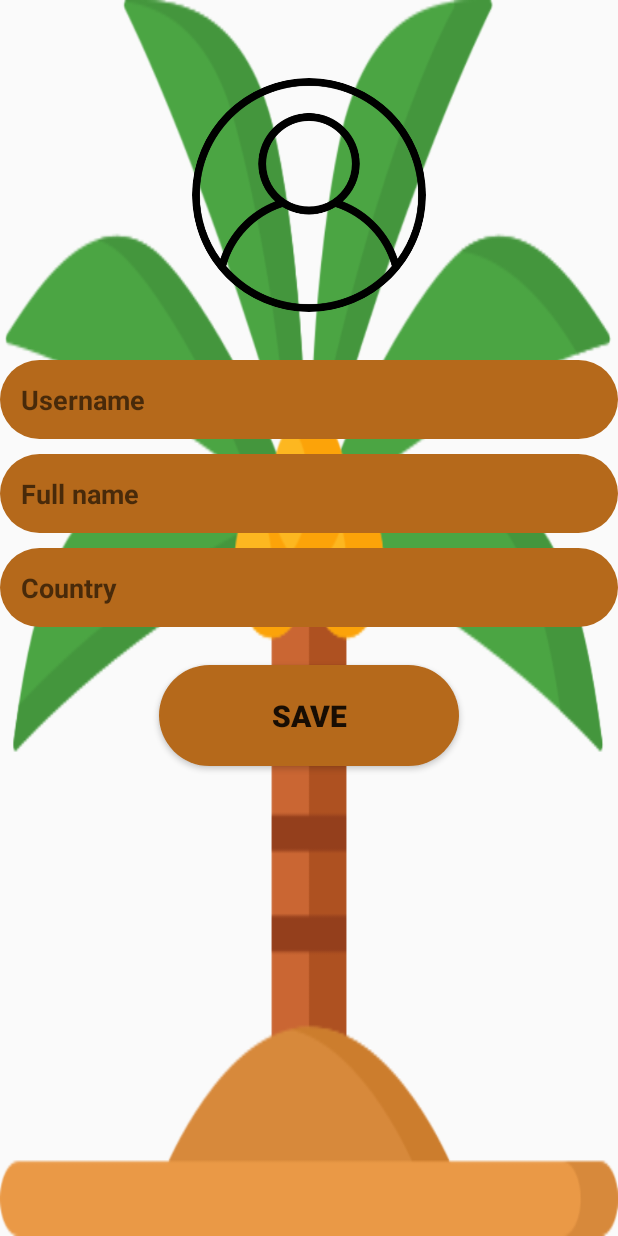
After one commit to JustinMinozoy/Wanusu, an Android app: the SetupActivity screen opened directly, with no data from a screen before it, on a phone screen of 412 x 824 dp. The commit adds this screen. Run offline under Robolectric (Android 15) with nearby library versions, the phone set to English and light mode, and no system bars; our stand-ins replace CircleImageView.

Commit message:
designing setupActivity, initialize components for setupActivity and Register Activity

```diff
--- a/app/src/main/AndroidManifest.xml
+++ b/app/src/main/AndroidManifest.xml
@@ -9,7 +9,8 @@
         android:roundIcon="@mipmap/ic_launcher_round"
         android:supportsRtl="true"
         android:theme="@style/AppTheme">
-        <activity android:name=".LoginActivity"></activity>
+        <activity android:name=".SetupActivity"></activity>
+        <activity android:name=".LoginActivity" />
         <activity android:name=".RegisterActivity" />
         <activity android:name=".MainActivity">
             <intent-filter>
--- a/app/src/main/java/com/blackwizard/wanusumahana/RegisterActivity.java
+++ b/app/src/main/java/com/blackwizard/wanusumahana/RegisterActivity.java
@@ -3,12 +3,23 @@ package com.blackwizard.wanusumahana;
 import androidx.appcompat.app.AppCompatActivity;
 
 import android.os.Bundle;
+import android.widget.Button;
+import android.widget.EditText;
 
 public class RegisterActivity extends AppCompatActivity {
+
+    private EditText userEmail, userPassword, userConfirmPassword;
+    private Button createAccountButton;
 
     @Override
     protected void onCreate(Bundle savedInstanceState) {
         super.onCreate(savedInstanceState);
         setContentView(R.layout.activity_register);
+
+        userEmail = findViewById(R.id.registerEmail);
+        userPassword = findViewById(R.id.registerPassword);
+        userConfirmPassword = findViewById(R.id.ConfirmPassword);
+        createAccountButton = findViewById(R.id.createAccount);
+
     }
 }
--- /dev/null
+++ b/app/src/main/java/com/blackwizard/wanusumahana/SetupActivity.java
@@ -0,0 +1,29 @@
+package com.blackwizard.wanusumahana;
+
+import androidx.appcompat.app.AppCompatActivity;
+
+import android.os.Bundle;
+import android.widget.Button;
+import android.widget.EditText;
+
+import de.hdodenhof.circleimageview.CircleImageView;
+
+public class SetupActivity extends AppCompatActivity {
+
+    private EditText userName, fullName, country;
+    private Button save;
+    private CircleImageView profileImageView;
+
+    @Override
+    protected void onCreate(Bundle savedInstanceState) {
+        super.onCreate(savedInstanceState);
+        setContentView(R.layout.activity_setup);
+
+        userName = findViewById(R.id.setupUsername);
+        fullName = findViewById(R.id.setupFullName);
+        country  = findViewById(R.id.setupCountry);
+        profileImageView = findViewById(R.id.setupProfile);
+        save  = findViewById(R.id.setupSave);
+
+    }
+}
--- /dev/null
+++ b/app/src/main/res/layout/activity_setup.xml
@@ -0,0 +1,81 @@
+<?xml version="1.0" encoding="utf-8"?>
+<RelativeLayout xmlns:android="http://schemas.android.com/apk/res/android"
+    xmlns:app="http://schemas.android.com/apk/res-auto"
+    xmlns:tools="http://schemas.android.com/tools"
+    android:layout_width="match_parent"
+    android:layout_height="match_parent"
+    android:background="@drawable/register1"
+    tools:context=".SetupActivity">
+
+    <de.hdodenhof.circleimageview.CircleImageView
+        android:id="@+id/setupProfile"
+        android:layout_width="200dp"
+        android:layout_height="200dp"
+        android:src="@drawable/profile"
+        android:padding="22dp"
+        android:layout_centerHorizontal="true"
+        android:layout_alignParentTop="true"
+        android:layout_marginTop="30dp"/>
+
+    <EditText
+        android:id="@+id/setupUsername"
+        android:layout_width="match_parent"
+        android:layout_height="wrap_content"
+        android:ems="10"
+        android:gravity="start|top"
+        android:inputType="textMultiLine"
+        android:hint="Username"
+        android:layout_below="@id/setupProfile"
+        android:layout_centerVertical="true"
+        android:background="@drawable/inputs"
+        android:padding="14dp"
+        android:layout_marginTop="10dp"
+        android:textSize="18sp"
+        android:textStyle="bold"/>
+
+    <EditText
+        android:id="@+id/setupFullName"
+        android:layout_width="match_parent"
+        android:layout_height="wrap_content"
+        android:ems="10"
+        android:gravity="start|top"
+        android:inputType="textMultiLine"
+        android:hint="Full name"
+        android:layout_below="@id/setupUsername"
+        android:layout_centerHorizontal="true"
+        android:background="@drawable/inputs"
+        android:padding="14dp"
+        android:layout_marginTop="10dp"
+        android:textSize="18sp"
+        android:textStyle="bold"/>
+
+    <EditText
+        android:id="@+id/setupCountry"
+        android:layout_width="match_parent"
+        android:layout_height="wrap_content"
+        android:ems="10"
+        android:gravity="start|top"
+        android:inputType="textMultiLine"
+        android:hint="Country"
+        android:layout_below="@id/setupFullName"
+        android:background="@drawable/inputs"
+        android:padding="14dp"
+        android:layout_marginTop="10dp"
+        android:textSize="18sp"
+        android:textStyle="bold"/>
+
+    <Button
+        android:id="@+id/setupSave"
+        android:layout_width="200dp"
+        android:layout_height="wrap_content"
+        android:text="Save"
+        android:layout_below="@id/setupCountry"
+        android:layout_centerHorizontal="true"
+        android:padding="20dp"
+        android:textStyle="bold"
+        android:textSize="20sp"
+        android:layout_marginTop="25dp"
+        android:background="@drawable/button"/>
+
+
+</RelativeLayout>
--- a/app/src/main/res/layout/navigation_header.xml
+++ b/app/src/main/res/layout/navigation_header.xml
@@ -7,10 +7,10 @@
     android:gravity="center">
 
     <de.hdodenhof.circleimageview.CircleImageView
-        android:id="@+id/nav_profile_image"
+        android:id="@+id/nav_profile"
         android:layout_width="150dp"
         android:layout_height="150dp"
-        android:src="@drawable/user"
+        android:src="@drawable/profile"
         app:civ_border_width="2dp"
         android:layout_marginTop="5dp"/>
 
@@ -18,7 +18,7 @@
         android:id="@+id/nav_profile_username"
         android:layout_width="135dp"
         android:layout_height="wrap_content"
-        android:layout_below="@id/nav_profile_image"
+        android:layout_below="@id/nav_profile"
         android:layout_marginTop="10dp"
         android:layout_marginBottom="0dp"
         android:text="Profile Username"
```
